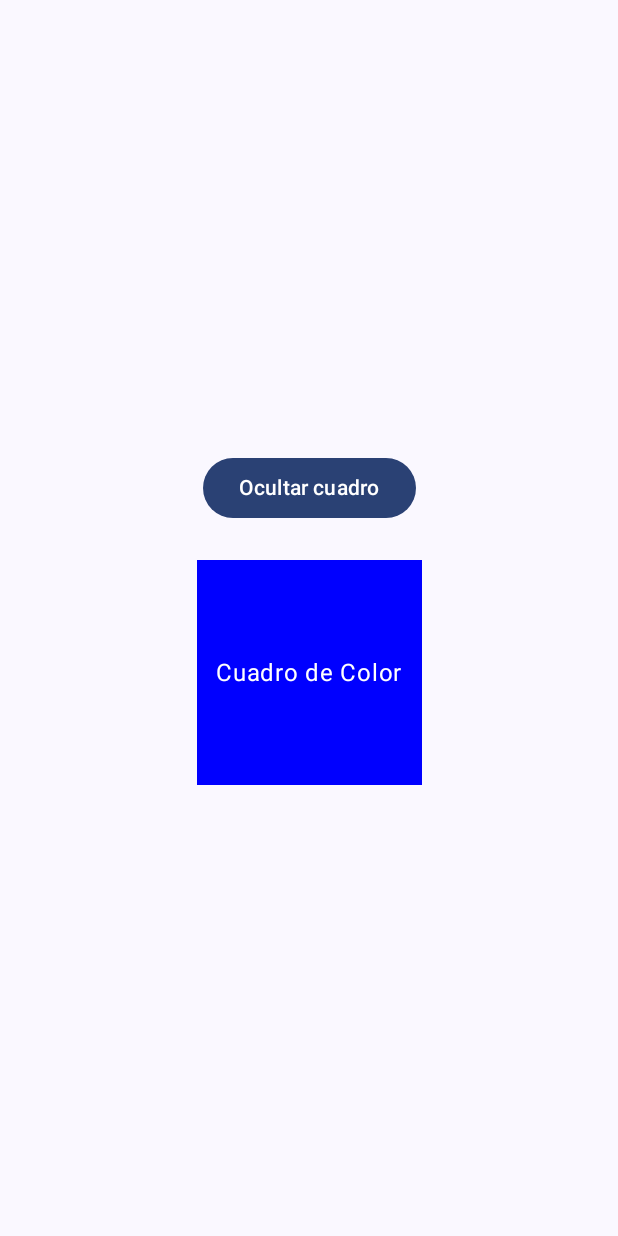
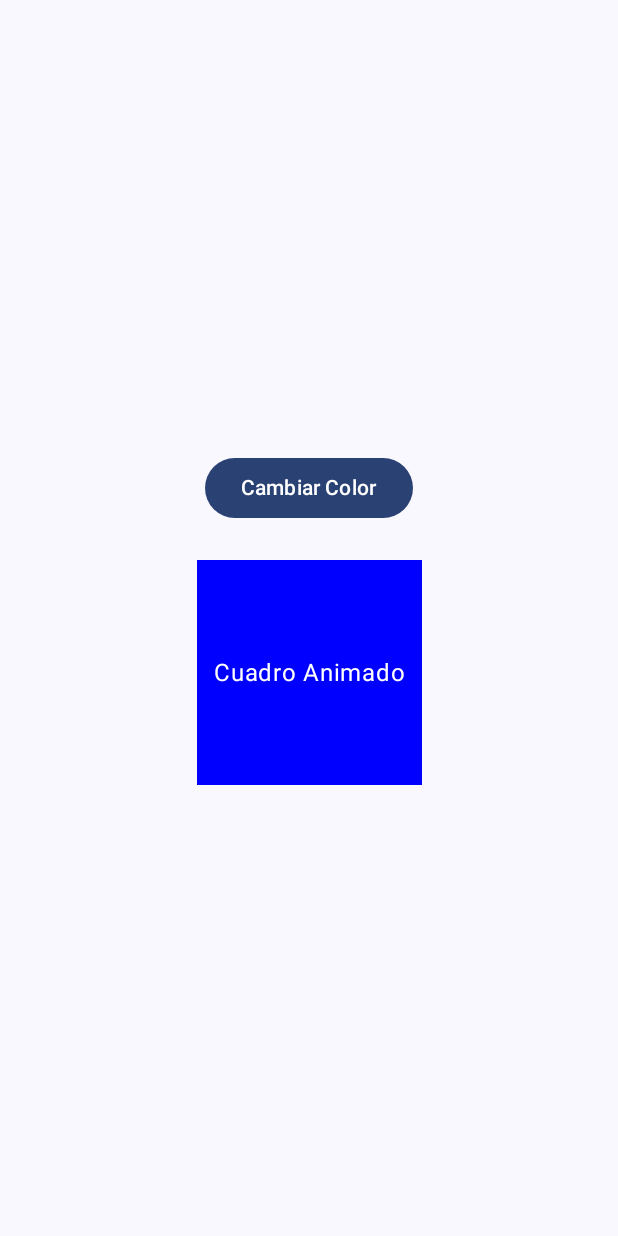
Before and after one commit to mauriciogallegos-create/Lab13_Animaciones, an Android app built with Jetpack Compose: the screen it shows after launch (MainActivity), on a phone screen of 412 x 824 dp. Run offline under Robolectric (Android 15) with nearby library versions, the phone set to English and light mode, and no system bars.

Commit message:
feat: Implementar Ejercicio 2 - Cambio de Color con animateColorAsState

```diff
--- a/app/src/main/java/com/example/lab13_animaciones/MainActivity.kt
+++ b/app/src/main/java/com/example/lab13_animaciones/MainActivity.kt
@@ -4,11 +4,8 @@ import android.os.Bundle
 import androidx.activity.ComponentActivity
 import androidx.activity.compose.setContent
 import androidx.activity.enableEdgeToEdge
-import androidx.compose.animation.AnimatedVisibility
-import androidx.compose.animation.fadeIn
-import androidx.compose.animation.fadeOut
-import androidx.compose.animation.slideInVertically
-import androidx.compose.animation.slideOutVertically
+import androidx.compose.animation.animateColorAsState
+import androidx.compose.animation.core.tween
 import androidx.compose.foundation.background
 import androidx.compose.foundation.layout.Arrangement
 import androidx.compose.foundation.layout.Box
@@ -40,7 +37,7 @@ class MainActivity : ComponentActivity() {
         setContent {
             Lab13_AnimacionesTheme {
                 Scaffold(modifier = Modifier.fillMaxSize()) { innerPadding ->
-                    AnimatedVisibilityScreen(
+                    ColorAnimationScreen(
                         modifier = Modifier.padding(innerPadding)
                     )
                 }
@@ -50,8 +47,14 @@ class MainActivity : ComponentActivity() {
 }
 
 @Composable
-fun AnimatedVisibilityScreen(modifier: Modifier = Modifier) {
-    var isVisible by remember { mutableStateOf(true) }
+fun ColorAnimationScreen(modifier: Modifier = Modifier) {
+    var isBlue by remember { mutableStateOf(true) }
+
+    val color by animateColorAsState(
+        targetValue = if (isBlue) Color.Blue else Color.Green,
+        animationSpec = tween(durationMillis = 1000),
+        label = "ColorAnimation"
+    )
 
     Column(
         modifier = modifier
@@ -60,36 +63,30 @@ fun AnimatedVisibilityScreen(modifier: Modifier = Modifier) {
         verticalArrangement = Arrangement.Center,
         horizontalAlignment = Alignment.CenterHorizontally
     ) {
-        Button(onClick = { isVisible = !isVisible }) {
-            Text(text = if (isVisible) "Ocultar cuadro" else "Mostrar cuadro")
+        Button(onClick = { isBlue = !isBlue }) {
+            Text(text = "Cambiar Color")
         }
 
         Spacer(modifier = Modifier.height(24.dp))
 
-        AnimatedVisibility(
-            visible = isVisible,
-            enter = fadeIn() + slideInVertically(initialOffsetY = { -it }),
-            exit = fadeOut() + slideOutVertically(targetOffsetY = { -it })
-        ) {
         Box(
             modifier = Modifier
                 .size(150.dp)
-                    .background(Color.Blue),
+                .background(color),
             contentAlignment = Alignment.Center
         ) {
             Text(
-                    text = "Cuadro de Color",
+                text = "Cuadro Animado",
                 color = Color.White
             )
-            }
         }
     }
 }
 
 @Preview(showBackground = true)
 @Composable
-fun AnimatedVisibilityScreenPreview() {
+fun ColorAnimationScreenPreview() {
     Lab13_AnimacionesTheme {
-        AnimatedVisibilityScreen()
+        ColorAnimationScreen()
     }
 }
```
Lines whose indentation alone changed are shown as unchanged.
